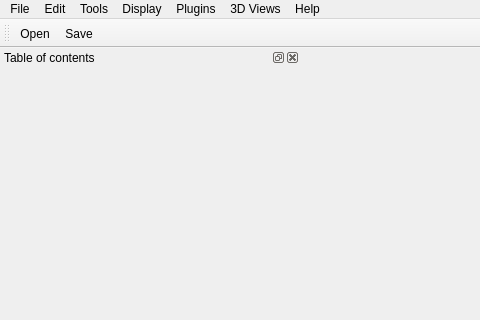
Qt form mainwindow.ui (taminhluan/Qt3DViewer) before a commit; both pictures show x 0 to 480 and y 0 to 320 of the 1252 by 670 pixel window.
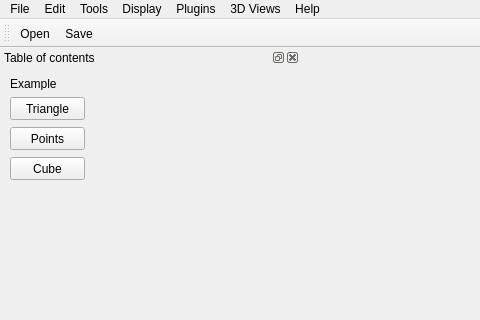
The same form after that commit. Icons and pictures are not drawn.

```diff
--- a/mainwindow.ui
+++ b/mainwindow.ui
@@ -99,7 +99,60 @@
    <attribute name="dockWidgetArea">
     <number>1</number>
    </attribute>
-   <widget class="QWidget" name="dockWidgetContents"/>
+   <widget class="QWidget" name="dockWidgetContents">
+    <widget class="QPushButton" name="btnPointExample">
+     <property name="geometry">
+      <rect>
+       <x>10</x>
+       <y>60</y>
+       <width>75</width>
+       <height>23</height>
+      </rect>
+     </property>
+     <property name="text">
+      <string>Points</string>
+     </property>
+    </widget>
+    <widget class="QPushButton" name="btnTriangleExample">
+     <property name="geometry">
+      <rect>
+       <x>10</x>
+       <y>30</y>
+       <width>75</width>
+       <height>23</height>
+      </rect>
+     </property>
+     <property name="text">
+      <string>Triangle</string>
+     </property>
+    </widget>
+    <widget class="QPushButton" name="btnCubeExample">
+     <property name="geometry">
+      <rect>
+       <x>10</x>
+       <y>90</y>
+       <width>75</width>
+       <height>23</height>
+      </rect>
+     </property>
+     <property name="text">
+      <string>Cube</string>
+     </property>
+    </widget>
+    <widget class="QLabel" name="label_7">
+     <property name="geometry">
+      <rect>
+       <x>10</x>
+       <y>10</y>
+       <width>47</width>
+       <height>13</height>
+      </rect>
+     </property>
+     <property name="text">
+      <string>Examples</string>
+     </property>
+    </widget>
+   </widget>
   </widget>
   <widget class="QDockWidget" name="dockWidgetProperties">
    <property name="minimumSize">
```
Left out of the diff: 7 changed lines with no effect on the pictures.
